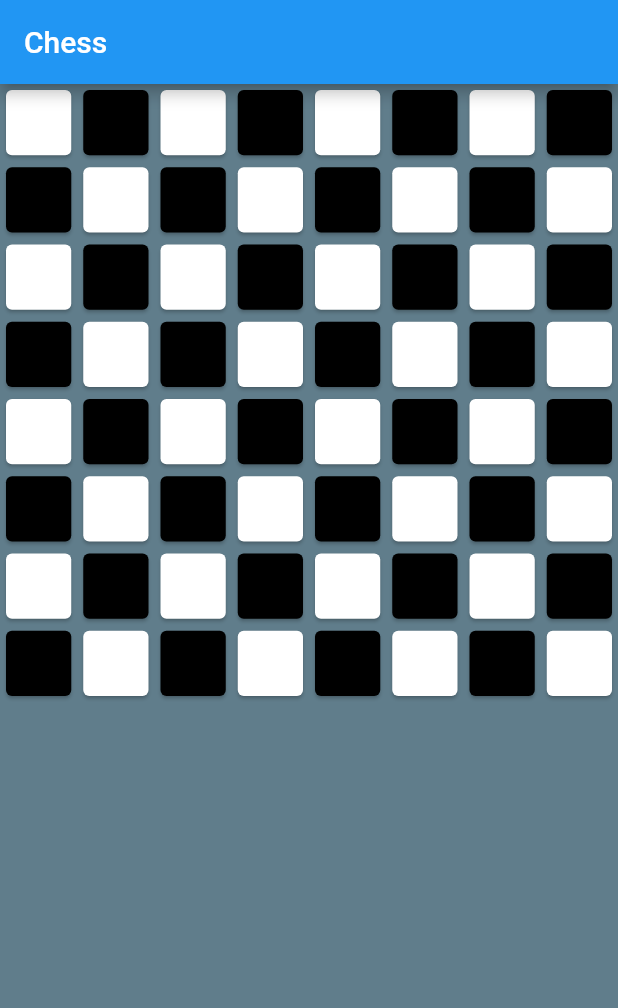
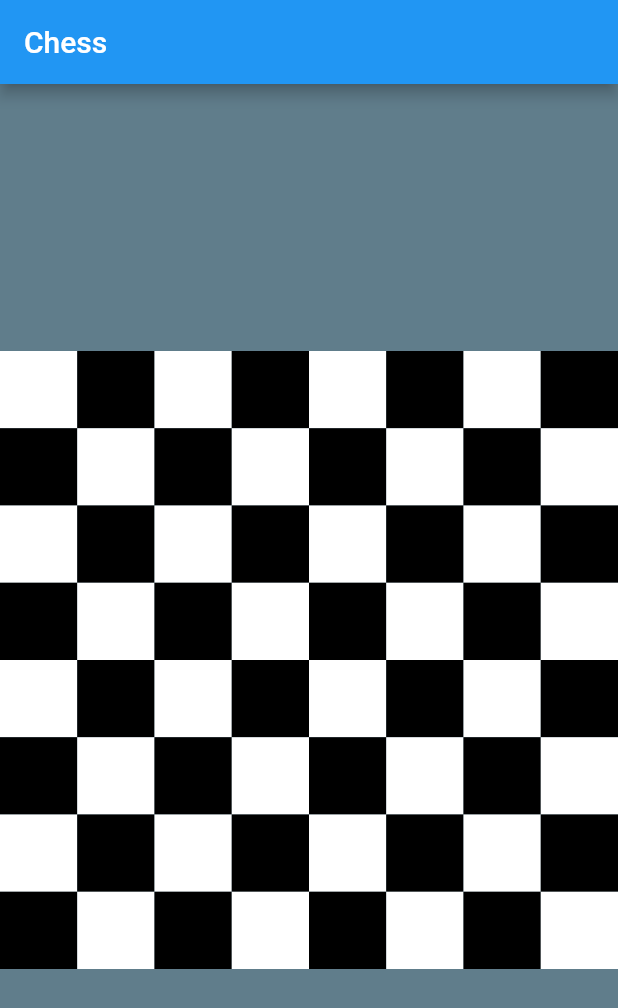
Before and after one commit to yennh1228/chess_game, a Flutter app: the screen it shows after launch, on a phone screen of 412 x 824 dp. Shown: the top 1008 px of the screen. Run offline on Flutter 3.47's test engine with Material 2 defaults, Android fonts, the phone set to English and light mode, and no system bars.

Commit message:
no message

```diff
--- a/lib/chess_page.dart
+++ b/lib/chess_page.dart
@@ -19,19 +19,22 @@ class _ChessGameState extends State<ChessGame> {
         title: Text("Chess"),
       ),
       body: Container(
+        height: double.infinity,
+        alignment: Alignment.center,
         color: const Color(0xff607D8B),
         child: GridView.builder(
+            shrinkWrap: true,
             itemCount: 64,
             gridDelegate: const SliverGridDelegateWithFixedCrossAxisCount(
               crossAxisCount: 8,
             ),
             itemBuilder: (BuildContext context, int index) {
               if ((index + index ~/ 8) % 2 == 0) {
-                return const Card(
+                return Container(
                   color: Colors.white,
                 );
               } else {
-                return const Card(
+                return Container(
                   color: Colors.black,
                 );
               }
```
